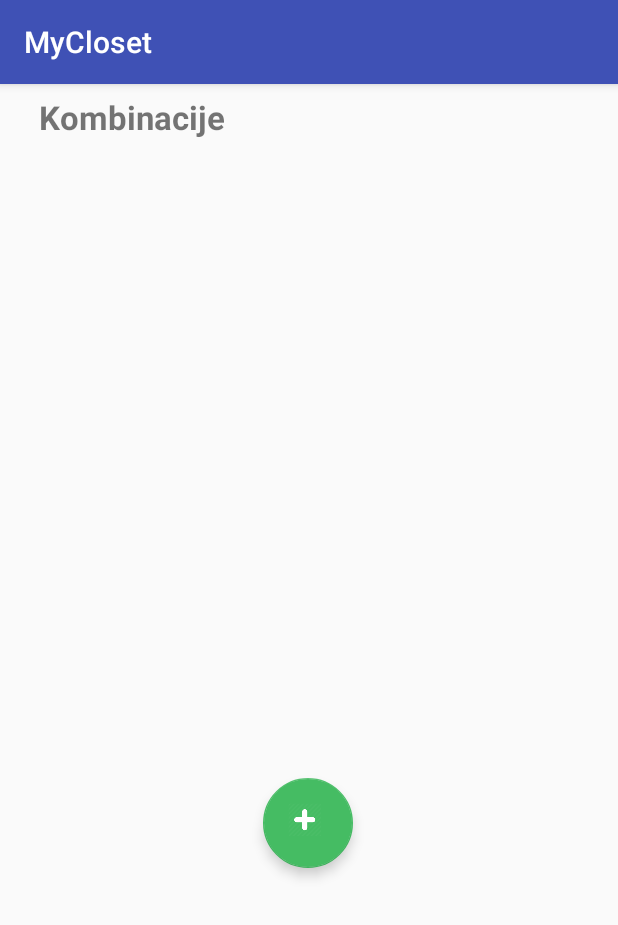
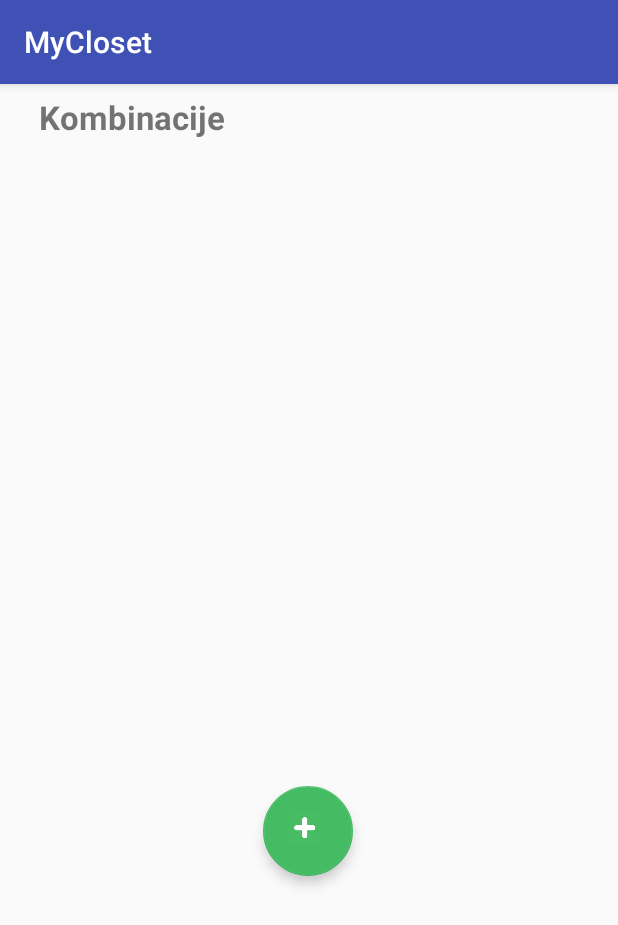
Before and after one commit to katrajh/MyClosetVse, an Android app: the SeznamKombinacijActivity screen opened directly, with no data from a screen before it, on a phone screen of 412 x 824 dp. Shown: the top 925 px of the screen. Run offline under Robolectric (Android 15) with nearby library versions, the phone set to English and light mode, and no system bars; our stand-ins replace Room's generated code.

Commit message:
commit kat ... delujoče dodajanje kombinacij

```diff
--- a/app/src/main/res/layout/activity_seznam_kombinacij.xml
+++ b/app/src/main/res/layout/activity_seznam_kombinacij.xml
@@ -48,13 +48,14 @@
             android:id="@+id/fabtn_dodajKombinacijo"
             android:layout_width="75dp"
             android:layout_height="60dp"
-            android:layout_marginBottom="8dp"
+            android:layout_marginBottom="2dp"
             android:layout_marginEnd="8dp"
             android:layout_marginLeft="8dp"
             android:layout_marginRight="8dp"
             android:layout_marginStart="8dp"
             android:layout_marginTop="8dp"
             android:clickable="true"
+            android:onClick="gumb_dodajNovoKombinacijo"
             android:src="@drawable/ic_plus"
             android:visibility="visible"
             app:backgroundTint="@color/green"
```
Also changed, not shown: app/src/main/java/rvir/mycloset/SeznamKombinacijActivity.java (+8 -0 lines).
